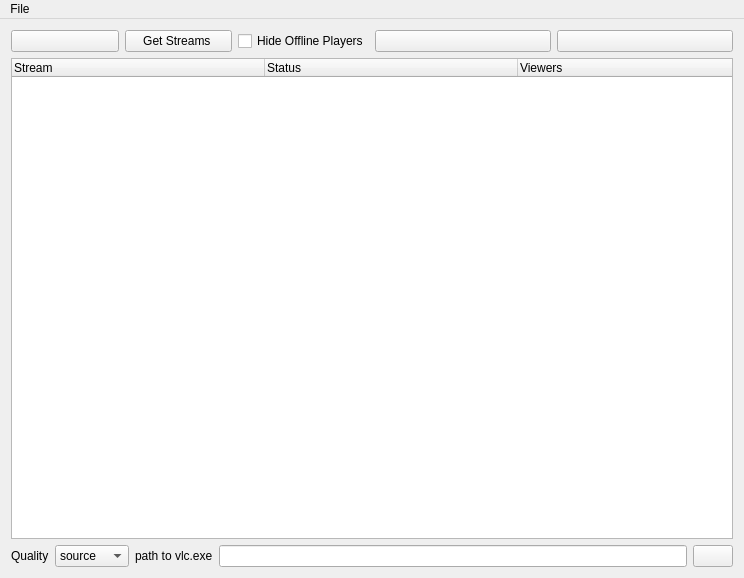
This is ui/mainwindow.ui in pomidi/TwitchLivestreamer as Qt 5 draws it before an edit. The edited form follows.
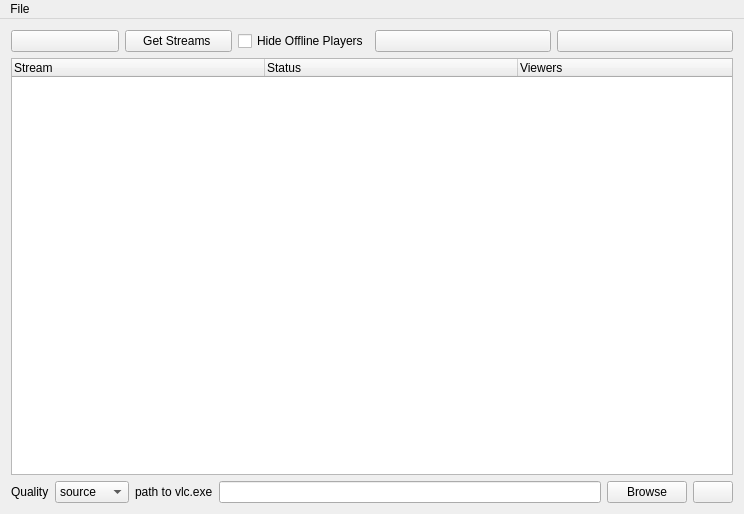
This is the edited form. Icons and pictures are not drawn.

Commit message: Added browse button for vlc application

The edit to the form file:
```diff
--- a/ui/mainwindow.ui
+++ b/ui/mainwindow.ui
@@ -7,7 +7,7 @@
     <x>0</x>
     <y>0</y>
     <width>744</width>
-    <height>578</height>
+    <height>514</height>
    </rect>
   </property>
   <property name="windowTitle">
@@ -134,6 +134,13 @@
         </property>
        </widget>
       </item>
+      <item>
+       <widget class="QPushButton" name="BrowseButton">
+        <property name="text">
+         <string>Browse</string>
+        </property>
+       </widget>
+      </item>
       <item>
        <widget class="QPushButton" name="WatchButotn">
         <property name="text">
```
The commit also changes 2 other files.
